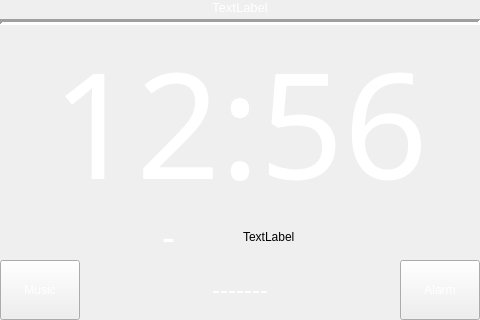
Old version of the form mainwindow.ui in the repository dgow/PiClock.
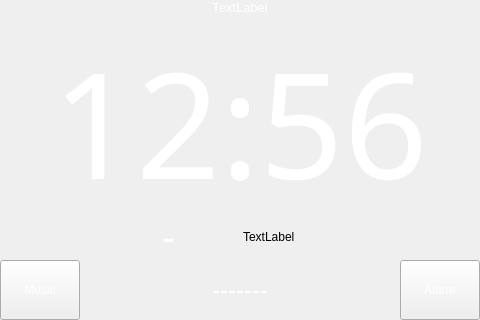
New version of the form. Custom widgets are drawn as their Qt base class.

Commit message: A nickel ain't worth a dime anymore. 		-- Yogi Berra

What changed in the file:
```diff
--- a/mainwindow.ui
+++ b/mainwindow.ui
@@ -99,8 +99,11 @@
             <height>15</height>
            </size>
           </property>
+          <property name="frameShadow">
+           <enum>QFrame::Sunken</enum>
+          </property>
           <property name="lineWidth">
-           <number>3</number>
+           <number>0</number>
           </property>
           <property name="orientation">
            <enum>Qt::Horizontal</enum>
```
